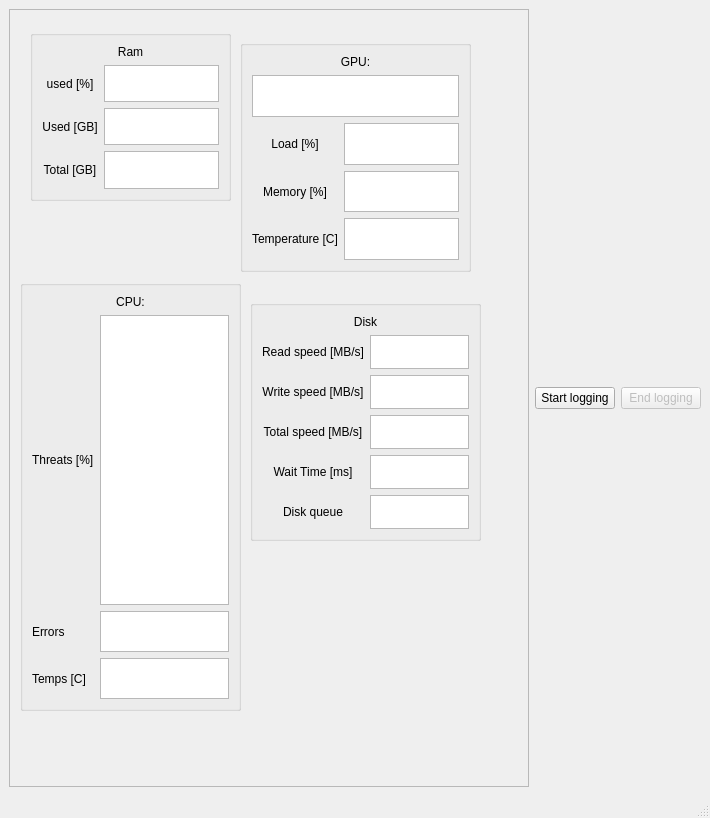
The window that gui.ui (Janders8/resource-monitor) describes before a commit, drawn with Qt 5.
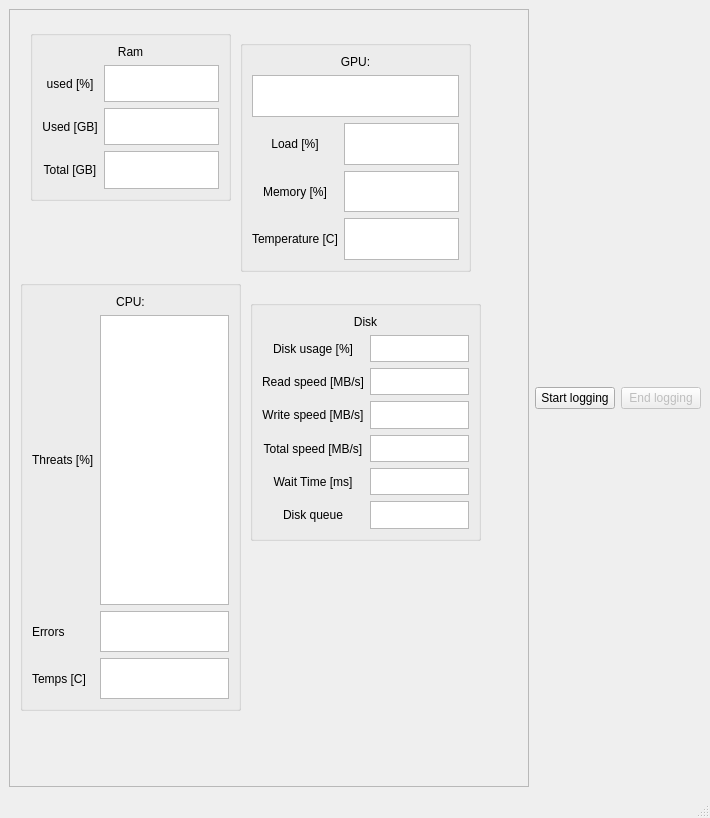
The same window after the commit.

```diff
--- a/gui.ui
+++ b/gui.ui
@@ -227,23 +227,39 @@
          <string/>
         </property>
         <layout class="QGridLayout" name="gridLayout_3">
-         <item row="1" column="1">
-          <widget class="QTextBrowser" name="textBrowserDiskReadSpeed"/>
+         <item row="3" column="1">
+          <widget class="QTextBrowser" name="textBrowserDiskWriteSpeed"/>
          </item>
-         <item row="3" column="0">
-          <widget class="QLabel" name="label_17">
+         <item row="6" column="0">
+          <widget class="QLabel" name="label_20">
            <property name="autoFillBackground">
             <bool>false</bool>
            </property>
            <property name="text">
-            <string>Total speed [MB/s]</string>
+            <string>Disk queue</string>
            </property>
            <property name="alignment">
             <set>Qt::AlignCenter</set>
            </property>
           </widget>
          </item>
-         <item row="4" column="0">
+         <item row="2" column="0">
+          <widget class="QLabel" name="label_15">
+           <property name="autoFillBackground">
+            <bool>false</bool>
+           </property>
+           <property name="text">
+            <string>Read speed [MB/s]</string>
+           </property>
+           <property name="alignment">
+            <set>Qt::AlignCenter</set>
+           </property>
+          </widget>
+         </item>
+         <item row="6" column="1">
+          <widget class="QTextBrowser" name="textBrowserDiskQueue"/>
+         </item>
+         <item row="5" column="0">
           <widget class="QLabel" name="label_19">
            <property name="autoFillBackground">
             <bool>false</bool>
@@ -257,7 +273,7 @@
           </widget>
          </item>
          <item row="4" column="1">
-          <widget class="QTextBrowser" name="textBrowserDiskWaitTime"/>
+          <widget class="QTextBrowser" name="textBrowserDiskTotalSpeed"/>
          </item>
          <item row="0" column="0" colspan="2">
           <widget class="QLabel" name="label_18">
@@ -272,13 +288,10 @@
            </property>
           </widget>
          </item>
-         <item row="3" column="1">
-          <widget class="QTextBrowser" name="textBrowserDiskTotalSpeed"/>
+         <item row="5" column="1">
+          <widget class="QTextBrowser" name="textBrowserDiskWaitTime"/>
          </item>
-         <item row="2" column="1">
-          <widget class="QTextBrowser" name="textBrowserDiskWriteSpeed"/>
-         </item>
-         <item row="2" column="0">
+         <item row="3" column="0">
           <widget class="QLabel" name="label_16">
            <property name="autoFillBackground">
             <bool>false</bool>
@@ -291,34 +304,37 @@
            </property>
           </widget>
          </item>
+         <item row="2" column="1">
+          <widget class="QTextBrowser" name="textBrowserDiskReadSpeed"/>
+         </item>
+         <item row="4" column="0">
+          <widget class="QLabel" name="label_17">
+           <property name="autoFillBackground">
+            <bool>false</bool>
+           </property>
+           <property name="text">
+            <string>Total speed [MB/s]</string>
+           </property>
+           <property name="alignment">
+            <set>Qt::AlignCenter</set>
+           </property>
+          </widget>
+         </item>
          <item row="1" column="0">
-          <widget class="QLabel" name="label_15">
+          <widget class="QLabel" name="label_21">
            <property name="autoFillBackground">
             <bool>false</bool>
            </property>
            <property name="text">
-            <string>Read speed [MB/s]</string>
+            <string>Disk usage [%]</string>
            </property>
            <property name="alignment">
             <set>Qt::AlignCenter</set>
            </property>
           </widget>
          </item>
-         <item row="5" column="1">
-          <widget class="QTextBrowser" name="textBrowserDiskQueue"/>
-         </item>
-         <item row="5" column="0">
-          <widget class="QLabel" name="label_20">
-           <property name="autoFillBackground">
-            <bool>false</bool>
-           </property>
-           <property name="text">
-            <string>Disk queue</string>
-           </property>
-           <property name="alignment">
-            <set>Qt::AlignCenter</set>
-           </property>
-          </widget>
+         <item row="1" column="1">
+          <widget class="QTextBrowser" name="textBrowserDiskUsage"/>
          </item>
         </layout>
        </widget>
```
